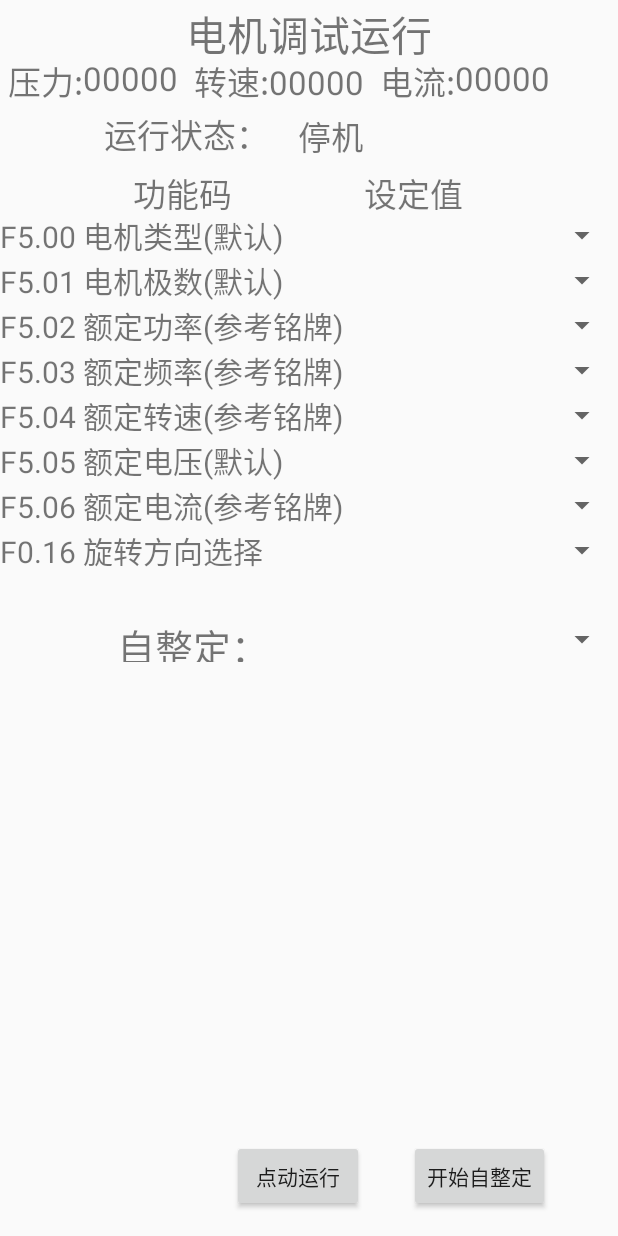
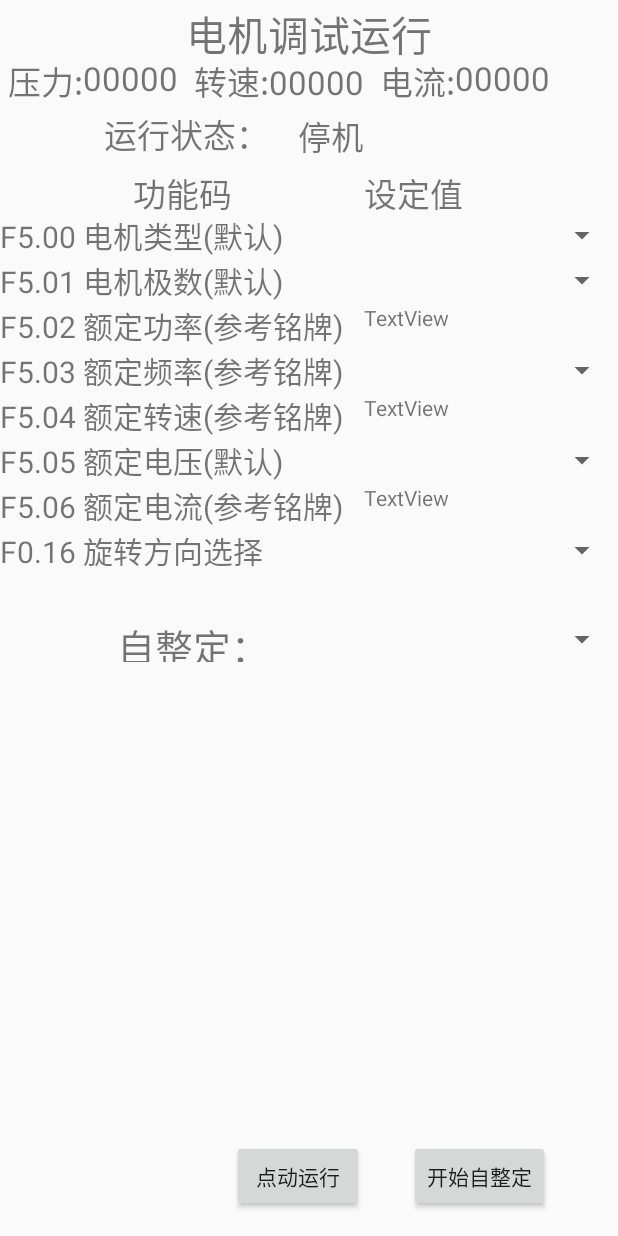
Before and after one commit to feiwenwen4/VEICHI_APP1, an Android app: the layout sd650_startview.xml on its own in the app's theme, with its tools: preview values and no code run, on a phone screen of 412 x 824 dp. Run offline under Robolectric (Android 15) with nearby library versions, the phone set to English and light mode, and no system bars.

Commit message:
修改SD650界面，并且初始化完成界面

```diff
--- a/app/src/main/res/layout/sd650_startview.xml
+++ b/app/src/main/res/layout/sd650_startview.xml
@@ -42,7 +42,7 @@
         android:text="00000"
         android:layout_width="wrap_content"
         android:layout_height="wrap_content"
-        android:id="@+id/textView_monitor_1"
+        android:id="@+id/textView_monitor_press"
         android:textSize="22sp"
         android:gravity="left"
         android:layout_below="@+id/textView2"
@@ -57,14 +57,14 @@
         android:textSize="22sp"
         android:gravity="left"
         android:layout_below="@+id/textView2"
-        android:layout_toRightOf="@+id/textView_monitor_1"
-        android:layout_toEndOf="@+id/textView_monitor_1" />
+        android:layout_toRightOf="@+id/textView_monitor_press"
+        android:layout_toEndOf="@+id/textView_monitor_press" />
 
     <TextView
         android:text="00000"
         android:layout_width="wrap_content"
         android:layout_height="wrap_content"
-        android:id="@+id/textView_monitor_4"
+        android:id="@+id/textView_monitor_speed"
         android:textSize="22sp"
         android:gravity="left"
         android:layout_alignBaseline="@+id/textView_monitor_3"
@@ -80,18 +80,8 @@
         android:textSize="22sp"
         android:gravity="left"
         android:layout_below="@+id/textView2"
-        android:layout_toRightOf="@+id/textView_monitor_4"
-        android:layout_toEndOf="@+id/textView_monitor_4" />
-
-    <TextView
-        android:text="00000"
-        android:layout_width="wrap_content"
-        android:layout_height="wrap_content"
-        android:id="@+id/textView_monitor_6"
-        android:textSize="22sp"
-        android:gravity="left"
-        android:layout_below="@+id/textView2"
-        android:layout_toRightOf="@+id/textView_monitor_5" />
+        android:layout_toRightOf="@+id/textView_monitor_speed"
+        android:layout_toEndOf="@+id/textView_monitor_speed" />
 
     <TextView
         android:text="设定值"
@@ -102,8 +92,8 @@
         android:layout_alignTop="@+id/textView3"
         android:layout_alignParentRight="true"
         android:layout_alignParentEnd="true"
-        android:layout_toEndOf="@+id/textView_monitor_4"
-        android:layout_toRightOf="@+id/textView_monitor_4" />
+        android:layout_toEndOf="@+id/textView_monitor_speed"
+        android:layout_toRightOf="@+id/textView_monitor_speed" />
 
     <TextView
         android:text="F5.01 电机极数(默认)"
@@ -199,18 +189,18 @@
         android:textSize="22sp"
         android:gravity="center"
         android:layout_above="@+id/textView4"
-        android:layout_toLeftOf="@+id/textView_monitor_4"
-        android:layout_toStartOf="@+id/textView_monitor_4"
-        android:layout_below="@+id/textView_monitor_1" />
+        android:layout_toLeftOf="@+id/textView_monitor_speed"
+        android:layout_toStartOf="@+id/textView_monitor_speed"
+        android:layout_below="@+id/textView_monitor_press" />
 
     <TextView
         android:text="停机"
         android:layout_width="wrap_content"
         android:layout_height="wrap_content"
-        android:id="@+id/textView14"
+        android:id="@+id/textView_monitor_status"
         android:textSize="22sp"
         android:gravity="center"
-        android:layout_below="@+id/textView_monitor_4"
+        android:layout_below="@+id/textView_monitor_speed"
         android:layout_toLeftOf="@+id/textView4"
         android:layout_toStartOf="@+id/textView4"
         android:layout_above="@+id/textView4" />
@@ -223,21 +213,6 @@
         android:layout_toEndOf="@+id/textView5"
         android:id="@+id/spinner_f500" />
 
-    <Spinner
-        android:layout_width="match_parent"
-        android:layout_height="30dp"
-        android:layout_below="@+id/textView5"
-        android:layout_toRightOf="@+id/textView6"
-        android:layout_toEndOf="@+id/textView6"
-        android:id="@+id/spinner_f501" />
-
-    <Spinner
-        android:layout_width="match_parent"
-        android:layout_height="30dp"
-        android:layout_below="@+id/textView6"
-        android:layout_toRightOf="@+id/textView6"
-        android:layout_toEndOf="@+id/textView6"
-        android:id="@+id/spinner_f502" />
 
     <Spinner
         android:layout_width="match_parent"
@@ -250,26 +225,10 @@
     <Spinner
         android:layout_width="match_parent"
         android:layout_height="30dp"
-        android:layout_above="@+id/textView10"
-        android:layout_toRightOf="@+id/textView9"
-        android:layout_toEndOf="@+id/textView9"
-        android:id="@+id/spinner_f504" />
-
-    <Spinner
-        android:layout_width="match_parent"
-        android:layout_height="30dp"
         android:layout_above="@+id/textView11"
         android:layout_toRightOf="@+id/textView10"
         android:layout_toEndOf="@+id/textView10"
         android:id="@+id/spinner_f505" />
-
-    <Spinner
-        android:layout_width="match_parent"
-        android:layout_height="30dp"
-        android:layout_alignBottom="@+id/textView11"
-        android:layout_toRightOf="@+id/textView11"
-        android:layout_toEndOf="@+id/textView11"
-        android:id="@+id/spinner_f506" />
 
     <Spinner
         android:layout_width="match_parent"
@@ -302,26 +261,6 @@
         android:layout_toLeftOf="@+id/spinner_f505"
         android:layout_toStartOf="@+id/spinner_f505" />
 
-    <TextView
-        android:text="F5.06 额定电流(参考铭牌)"
-        android:layout_width="wrap_content"
-        android:layout_height="30dp"
-        android:id="@+id/textView11"
-        android:textSize="20sp"
-        android:layout_below="@+id/textView10"
-        android:layout_alignParentLeft="true"
-        android:layout_alignParentStart="true"
-        android:layout_toLeftOf="@+id/spinner_f505"
-        android:layout_toStartOf="@+id/spinner_f505" />
-
-    <Spinner
-        android:layout_width="match_parent"
-        android:layout_height="30dp"
-        android:layout_alignBottom="@+id/textView15"
-        android:id="@+id/spinner_f016"
-        android:layout_toRightOf="@+id/textView15"
-        android:layout_toEndOf="@+id/textView15" />
-
     <Button
         android:text="点动运行"
         android:layout_width="wrap_content"
@@ -337,7 +276,82 @@
         android:layout_height="wrap_content"
         android:id="@+id/button5"
         android:layout_alignParentBottom="true"
-        android:layout_alignRight="@+id/textView_monitor_6"
-        android:layout_alignEnd="@+id/textView_monitor_6" />
+        android:layout_alignRight="@+id/textView_monitor_current"
+        android:layout_alignEnd="@+id/textView_monitor_current" />
+
+    <TextView
+        android:text="00000"
+        android:layout_width="wrap_content"
+        android:layout_height="wrap_content"
+        android:id="@+id/textView_monitor_current"
+        android:textSize="22sp"
+        android:gravity="left"
+        android:layout_below="@+id/textView2"
+        android:layout_toRightOf="@+id/textView_monitor_5"
+        android:layout_toEndOf="@+id/textView_monitor_5" />
+
+    <TextView
+        android:text="TextView"
+        android:layout_width="wrap_content"
+        android:layout_height="wrap_content"
+        android:id="@+id/textView_monitor_F502"
+        android:layout_above="@+id/spinner_f503"
+        android:layout_alignParentRight="true"
+        android:layout_alignParentEnd="true"
+        android:layout_below="@+id/spinner_f501"
+        android:layout_toRightOf="@+id/textView6"
+        android:layout_toEndOf="@+id/textView6" />
+
+    <Spinner
+        android:layout_width="match_parent"
+        android:layout_height="30dp"
+        android:id="@+id/spinner_f501"
+        android:layout_below="@+id/textView5"
+        android:layout_alignParentRight="true"
+        android:layout_alignParentEnd="true"
+        android:layout_toRightOf="@+id/textView6"
+        android:layout_toEndOf="@+id/textView6" />
+
+    <TextView
+        android:text="TextView"
+        android:layout_width="wrap_content"
+        android:layout_height="wrap_content"
+        android:layout_below="@+id/textView8"
+        android:layout_toRightOf="@+id/textView8"
+        android:id="@+id/textView_monitor_F504"
+        android:layout_above="@+id/textView10"
+        android:layout_alignParentRight="true"
+        android:layout_alignParentEnd="true" />
+
+    <Spinner
+        android:layout_width="match_parent"
+        android:layout_height="30dp"
+        android:id="@+id/spinner_f016"
+        android:layout_below="@+id/textView11"
+        android:layout_toRightOf="@+id/textView15"
+        android:layout_toEndOf="@+id/textView15" />
+
+    <TextView
+        android:text="F5.06 额定电流(参考铭牌)"
+        android:layout_width="wrap_content"
+        android:layout_height="30dp"
+        android:id="@+id/textView11"
+        android:textSize="20sp"
+        android:layout_below="@+id/textView10"
+        android:layout_alignParentLeft="true"
+        android:layout_alignParentStart="true"
+        android:layout_toLeftOf="@+id/spinner_f505"
+        android:layout_toStartOf="@+id/spinner_f505" />
+
+    <TextView
+        android:text="TextView"
+        android:layout_width="wrap_content"
+        android:layout_height="30dp"
+        android:id="@+id/textView_monitor_F506"
+        android:layout_below="@+id/spinner_f505"
+        android:layout_alignParentRight="true"
+        android:layout_alignParentEnd="true"
+        android:layout_toRightOf="@+id/textView10"
+        android:layout_toEndOf="@+id/textView10" />
 
 </RelativeLayout>
```
Also changed, not shown: app/src/main/java/com/example/veichi/veichi_app/ParameterActivity.java (+13 -16 lines), app/src/main/java/com/example/veichi/veichi_app/SD650InitFragment.java (added, +166 -0 lines), app/src/main/java/com/example/veichi/veichi_app/StartButtonFragment.java (+1 -11 lines), app/src/main/res/menu/activity_parameter_drawer.xml (+8 -0 lines), app/src/main/res/values/dimens.xml (+22 -0 lines), app/src/main/java/com/example/veichi/veichi_app/ParameterValue.java (line endings or trailing spaces).
